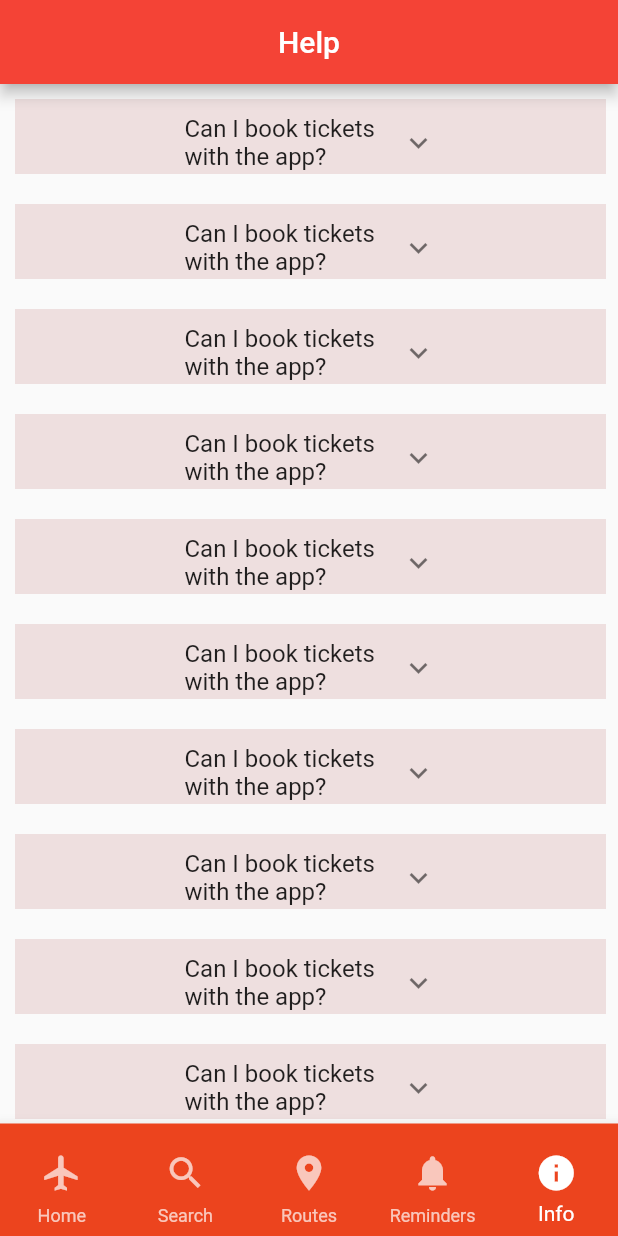
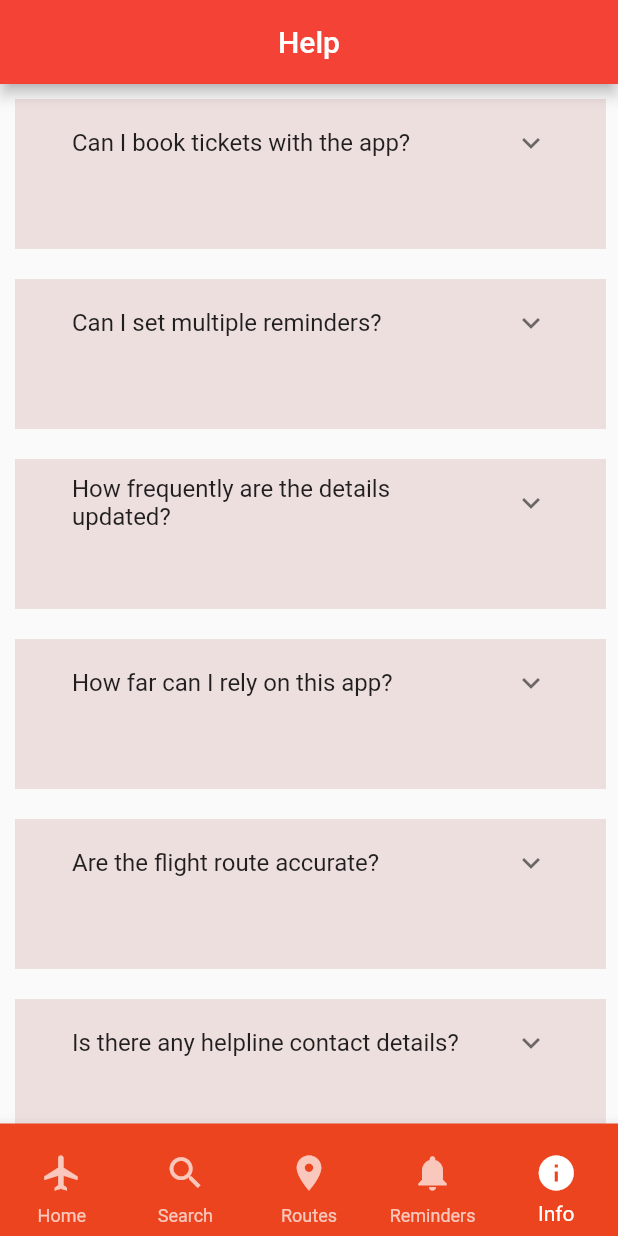
Before and after one commit to divyashC/fids_mobile_app, a Flutter app: the screen it shows after launch, item 5 of the bottom bar chosen, on a phone screen of 412 x 824 dp. Run offline on Flutter 3.47's test engine with Material 2 defaults, Android fonts, the phone set to English and light mode, and no system bars; our stand-ins replace flutter_local_notifications, timezone; network calls fail.

Commit message:
Update info_page.dart

```diff
--- a/lib/info_page.dart
+++ b/lib/info_page.dart
@@ -88,30 +88,29 @@ class _InfoPageState extends State<InfoPage> {
             itemCount: details.length,
             itemBuilder: (context, index) {
               return Container(
-                height: 50,
+                  height: 100,
                   width: 40,
                   margin: const EdgeInsets.only(
                       top: 10, bottom: 10, left: 10, right: 8),
                   color: const Color.fromARGB(31, 155, 32, 32),
-                child: Column(
-                  children: [
+                  child: Column(children: [
                     SizedBox(
-                      height: 50,
-                      width: 200,
+                      height: 100,
+                      width: 350,
                       child: ExpansionTile(
-                        title: Text(details[0]['question'].toString()),
+                        title: Text(
+                          details[index]['question'].toString(),
+                        ),
+                        // subtitle: Text(details[index]['answer'].toString()),
                         children: <Widget>[
                           Padding(
-                            padding: const EdgeInsets.only(
-                                top: 10, bottom: 10, left: 10, right: 0),
+                            padding: const EdgeInsets.only(left: 10, right: 0),
                             child: Text(details[0]['answer'].toString()),
                           )
                         ],
                       ),
-                    ),
-                  ],
-                ));
-          },
-        ));
+                    )
+                  ]));
+            }));
   }
 }
```
Lines whose indentation alone changed are shown as unchanged.
